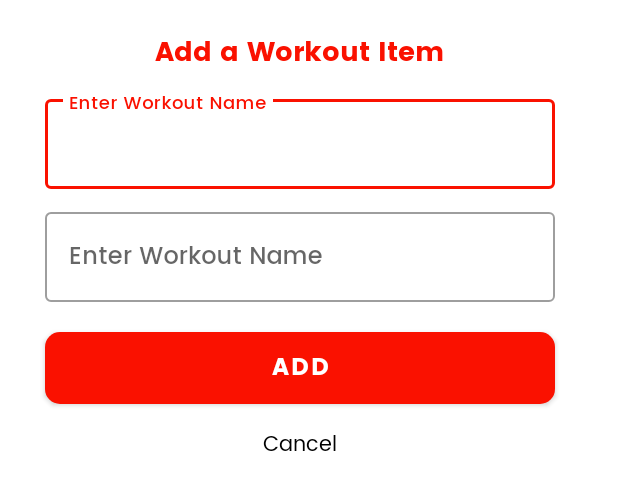
After one commit to sagarkhawse/WorkoutProgramList, an Android app: the layout dialog_add_item.xml on its own in the app's theme, with its tools: preview values and no code run, on a phone screen of 412 x 824 dp. The commit adds this screen. Shown: the top 490 px of the screen. Run offline under Robolectric (Android 15) with nearby library versions, the phone set to English and light mode, and no system bars.

Commit message:
Add Item Dialog created

```diff
--- /dev/null
+++ b/app/src/main/res/layout/dialog_add_item.xml
@@ -0,0 +1,74 @@
+<?xml version="1.0" encoding="utf-8"?>
+<LinearLayout xmlns:android="http://schemas.android.com/apk/res/android"
+    android:layout_width="380dp"
+    android:layout_height="wrap_content"
+    android:padding="10dp"
+    android:gravity="center_horizontal"
+    android:orientation="vertical"
+    android:layout_margin="10dp">
+
+    <TextView
+        android:layout_width="wrap_content"
+        android:layout_height="wrap_content"
+        android:text="@string/add_a_workout_item"
+        android:textSize="18sp"
+        android:textColor="@color/purple_700"
+        android:fontFamily="@font/poppins_bold"
+        />
+
+    <com.google.android.material.textfield.TextInputLayout
+        android:layout_width="match_parent"
+        android:layout_height="wrap_content"
+        android:layout_margin="10dp"
+        style="@style/Widget.MaterialComponents.TextInputLayout.OutlinedBox"
+        android:hint="@string/enter_workout_name"
+        >
+        <com.google.android.material.textfield.TextInputEditText
+            android:layout_width="match_parent"
+            android:layout_height="wrap_content"
+            android:id="@+id/etWorkoutName"
+            android:inputType="text"
+            android:fontFamily="@font/poppins_medium"
+            />
+    </com.google.android.material.textfield.TextInputLayout>
+
+    <com.google.android.material.textfield.TextInputLayout
+        android:layout_width="match_parent"
+        android:layout_height="wrap_content"
+        android:layout_marginStart="10dp"
+        android:layout_marginEnd="10dp"
+        style="@style/Widget.MaterialComponents.TextInputLayout.OutlinedBox"
+        android:hint="@string/enter_workout_name"
+        >
+        <com.google.android.material.textfield.TextInputEditText
+            android:layout_width="match_parent"
+            android:layout_height="wrap_content"
+            android:id="@+id/etSets"
+            android:inputType="number"
+            android:fontFamily="@font/poppins_medium"
+            />
+    </com.google.android.material.textfield.TextInputLayout>
+
+    <Button
+        android:layout_width="match_parent"
+        android:layout_height="wrap_content"
+        android:background="@drawable/bg_curve_rectangle"
+        android:text="@string/add"
+        android:fontFamily="@font/poppins_bold"
+        android:textSize="16sp"
+        android:id="@+id/add"
+        android:layout_marginTop="20dp"
+        android:layout_marginStart="10dp"
+        android:layout_marginEnd="10dp"
+        android:layout_marginBottom="15dp"
+        />
+
+    <TextView
+        android:layout_width="wrap_content"
+        android:layout_height="wrap_content"
+        android:text="@string/cancel"
+        android:textColor="@color/black"
+        android:fontFamily="@font/poppins"
+        android:id="@+id/cancel"/>
+
+</LinearLayout>
--- a/app/src/main/res/values/colors.xml
+++ b/app/src/main/res/values/colors.xml
@@ -3,8 +3,8 @@
     <color name="purple_200">#FA1100</color>
     <color name="purple_500">#FA1100</color>
     <color name="purple_700">#FA1100</color>
-    <color name="teal_200">#FF03DAC5</color>
-    <color name="teal_700">#FF018786</color>
+    <color name="teal_200">#FF9800</color>
+    <color name="teal_700">#FF9800</color>
     <color name="black">#FF000000</color>
     <color name="white">#FFFFFFFF</color>
     <color name="accent">#FFFBFB</color>
--- a/app/src/main/res/values/strings.xml
+++ b/app/src/main/res/values/strings.xml
@@ -1,3 +1,7 @@
 <resources>
     <string name="app_name">KotlinWorkoutList</string>
+    <string name="add_a_workout_item">Add a Workout Item</string>
+    <string name="enter_workout_name">Enter Workout Name</string>
+    <string name="add">Add</string>
+    <string name="cancel">Cancel</string>
 </resources>
```
Also changed, not shown: app/src/main/java/com/laboontech/kotlinworkoutlist/other/WorkoutItemAdapter.kt (added, +50 -0 lines), app/src/main/res/layout/activity_main.xml (+21 -6 lines).
